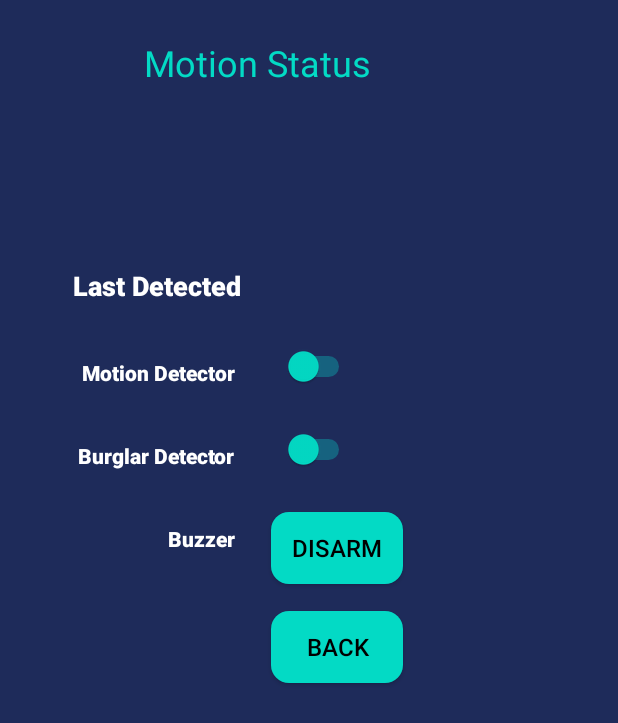
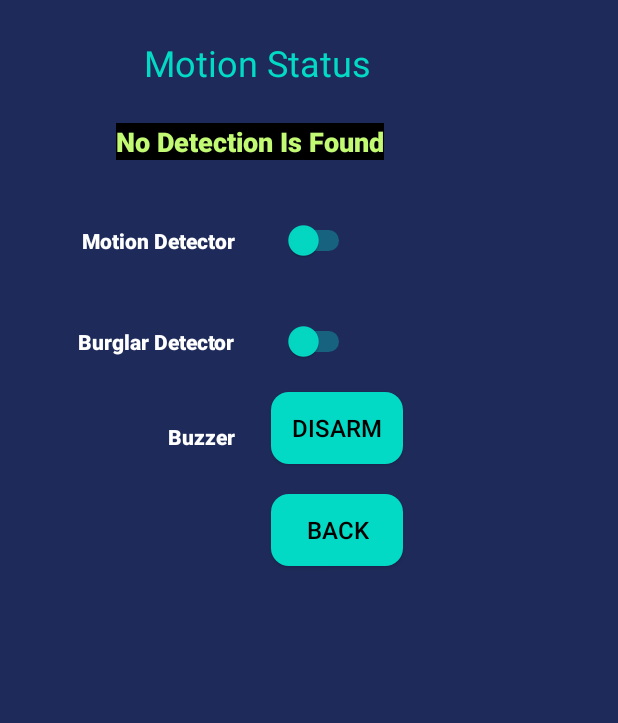
Before and after one commit to jaschan66/IoTAssignment, an Android app: the MotVibSensor screen opened directly, with no data from a screen before it, on a phone screen of 412 x 824 dp. Shown: the top 723 px of the screen. Run offline under Robolectric (Android 15) with nearby library versions, the phone set to English and light mode, and no system bars; our stand-ins replace Firebase (no records; nobody signed in at launch, a user with empty details on screens opened directly); 2 statements that could not run were skipped.

Commit message:
add -new variable(detection) in Firebase, detectorVal in Android update -motion UI ( detection history record )

```diff
--- a/app/src/main/java/my/com/iotassignment/MotVibSensor.kt
+++ b/app/src/main/java/my/com/iotassignment/MotVibSensor.kt
@@ -4,6 +4,7 @@ import android.content.Intent
 import androidx.appcompat.app.AppCompatActivity
 import android.os.Bundle
 import android.widget.Toast
+import androidx.core.view.isVisible
 import com.google.firebase.database.DataSnapshot
 import com.google.firebase.database.DatabaseError
 import com.google.firebase.database.ValueEventListener
@@ -11,6 +12,10 @@ import com.google.firebase.database.ktx.database
 import com.google.firebase.ktx.Firebase
 import my.com.iotassignment.databinding.ActivityMotVibSensorBinding
 import java.lang.StringBuilder
+import java.text.SimpleDateFormat
+import java.time.LocalDateTime
+import java.time.format.DateTimeFormatter
+import java.util.*
 
 class MotVibSensor : AppCompatActivity() {
 
@@ -19,24 +24,52 @@ class MotVibSensor : AppCompatActivity() {
     private lateinit var binding : ActivityMotVibSensorBinding
 
 
+
     override fun onCreate(savedInstanceState: Bundle?) {
         super.onCreate(savedInstanceState)
         binding = ActivityMotVibSensorBinding.inflate(layoutInflater)
         setContentView(binding.root)
+
+
+        var detectionRecords : MutableList<String> = mutableListOf()
+
 
         binding.btnBackMotion.setOnClickListener { backToSmartGuard() }
 
         var getData = object : ValueEventListener {
             override fun onDataChange(snapshot: DataSnapshot) {
 
+                var detectorVal = snapshot.child("detection").value
 
 
-                var detectorVal = snapshot.child("detection").value
+
+                if(detectorVal.toString()=="ON"){
+                    val currentDateTime = LocalDateTime.now()
+                    val dtf = DateTimeFormatter.ofPattern("dd/MM/yyyy HH:mm:ss")
+                    detectionRecords.add(dtf.format(currentDateTime))
+                    while(detectionRecords.size > 5) detectionRecords.removeFirst()
+                    binding.lblMotionStatus.text = "${detectionRecords.asReversed().joinToString("\n")}"
+                }
+
+                if(detectionRecords.size<=0){
+                    binding.lblRecordFound.isVisible = false
+                }
+                else{
+                    binding.lblRecordFound.text = "${detectionRecords.size} record(s) "
+                    binding.lblRecordFound.isVisible = true
+                }
+
+
+
+
+
+
                 var vibrationVal = snapshot.child("vibration").value
                 var buzzVal = snapshot.child("buzz").value
+                var powerOnVal = snapshot.child("powerOn").value
 
                 binding.btnOffBuzzer.isEnabled = buzzVal.toString() == "ON"
-                binding.swMotion.isChecked = detectorVal == "ON"
+                binding.swMotion.isChecked = powerOnVal == "ON"
                 binding.swBurglar.isChecked = vibrationVal == "ON"
 
 
@@ -53,10 +86,10 @@ class MotVibSensor : AppCompatActivity() {
 
         binding.swMotion.setOnCheckedChangeListener { _, isChecked ->
             if(isChecked){
-                ref.child("detection").setValue("ON")
+                ref.child("powerOn").setValue("ON")
             }
             else
-                ref.child("detection").setValue("OFF")
+                ref.child("powerOn").setValue("OFF")
         }
         binding.swBurglar.setOnCheckedChangeListener { _, isChecked ->
             if(isChecked){
--- a/app/src/main/res/layout/activity_mot_vib_sensor.xml
+++ b/app/src/main/res/layout/activity_mot_vib_sensor.xml
@@ -7,12 +7,99 @@
     android:background="#1E2B5A"
     tools:context=".MotVibSensor">
 
+    <TextView
+        android:id="@+id/lblRecordFound"
+        android:layout_width="wrap_content"
+        android:layout_height="wrap_content"
+        android:layout_marginStart="20dp"
+        android:layout_marginTop="18dp"
+        android:fontFamily="sans-serif-black"
+        android:text="Record(s)"
+        android:textColor="@color/white"
+        app:layout_constraintStart_toStartOf="@+id/guideline4"
+        app:layout_constraintTop_toBottomOf="@+id/lblMotionStatus" />
+
+    <TextView
+        android:id="@+id/lblMotionStatus"
+        android:layout_width="wrap_content"
+        android:layout_height="wrap_content"
+        android:layout_marginTop="24dp"
+        android:background="#000000"
+        android:fontFamily="sans-serif-black"
+        android:text="No Detection Is Found"
+        android:textColor="#C2FA73"
+        android:textSize="18sp"
+        app:layout_constraintEnd_toEndOf="parent"
+        app:layout_constraintHorizontal_bias="0.331"
+        app:layout_constraintStart_toStartOf="parent"
+        app:layout_constraintTop_toBottomOf="@+id/textView12" />
+
+    <TextView
+        android:id="@+id/textView9"
+        android:layout_width="wrap_content"
+        android:layout_height="wrap_content"
+        android:layout_marginEnd="4dp"
+        android:fontFamily="sans-serif-black"
+        android:text="Motion Detector"
+        android:textColor="@color/white"
+        app:layout_constraintBottom_toBottomOf="@+id/swMotion"
+        app:layout_constraintEnd_toStartOf="@+id/guideline4"
+        app:layout_constraintTop_toTopOf="@+id/swMotion" />
+
+    <TextView
+        android:id="@+id/textView8"
+        android:layout_width="wrap_content"
+        android:layout_height="wrap_content"
+        android:layout_marginTop="20dp"
+        android:layout_marginEnd="4dp"
+        android:fontFamily="sans-serif-black"
+        android:text="Buzzer"
+        android:textColor="@color/white"
+        app:layout_constraintEnd_toStartOf="@+id/guideline4"
+        app:layout_constraintTop_toTopOf="@+id/btnOffBuzzer" />
+
+    <Button
+        android:id="@+id/btnOffBuzzer"
+        android:layout_width="wrap_content"
+        android:layout_height="wrap_content"
+        android:layout_marginStart="20dp"
+        android:layout_marginTop="20dp"
+        android:background="@drawable/roundedge"
+        android:text="Disarm"
+        android:textColor="@color/black"
+        android:textSize="16sp"
+        app:layout_constraintStart_toStartOf="@+id/guideline4"
+        app:layout_constraintTop_toBottomOf="@+id/swBurglar" />
+
+    <Switch
+        android:id="@+id/swMotion"
+        android:layout_width="wrap_content"
+        android:layout_height="wrap_content"
+        android:layout_marginStart="28dp"
+        android:layout_marginTop="40dp"
+        android:thumbTint="@color/teal_200"
+        android:trackTint="#00FFE6"
+        app:layout_constraintStart_toStartOf="@+id/guideline4"
+        app:layout_constraintTop_toBottomOf="@+id/lblRecordFound" />
+
+    <TextView
+        android:id="@+id/textView7"
+        android:layout_width="wrap_content"
+        android:layout_height="wrap_content"
+        android:layout_marginEnd="4dp"
+        android:fontFamily="sans-serif-black"
+        android:text="Burglar Detector"
+        android:textColor="@color/white"
+        app:layout_constraintBottom_toBottomOf="@+id/swBurglar"
+        app:layout_constraintEnd_toStartOf="@+id/guideline4"
+        app:layout_constraintTop_toTopOf="@+id/swBurglar" />
+
     <Button
         android:id="@+id/btnBackMotion"
         android:layout_width="wrap_content"
         android:layout_height="wrap_content"
         android:layout_marginStart="20dp"
-        android:layout_marginTop="18dp"
+        android:layout_marginTop="20dp"
         android:background="@drawable/roundedge"
         android:text="Back"
         android:textColor="@color/black"
@@ -20,41 +107,16 @@
         app:layout_constraintStart_toStartOf="@+id/guideline4"
         app:layout_constraintTop_toBottomOf="@+id/btnOffBuzzer" />
 
-    <TextView
-        android:id="@+id/lblMotionStatus"
+    <Switch
+        android:id="@+id/swBurglar"
         android:layout_width="wrap_content"
         android:layout_height="wrap_content"
-        android:layout_marginTop="120dp"
-        android:fontFamily="sans-serif-black"
-        android:textColor="@color/white"
-        android:textSize="18sp"
-        app:layout_constraintTop_toBottomOf="@+id/textView12"
-        tools:layout_editor_absoluteX="181dp"
-        tools:text="XXX" />
-
-    <TextView
-        android:id="@+id/textView6"
-        android:layout_width="wrap_content"
-        android:layout_height="wrap_content"
-        android:fontFamily="sans-serif-black"
-        android:text="Last Detected"
-        android:textColor="@color/white"
-        android:textSize="18sp"
-        app:layout_constraintBottom_toBottomOf="@+id/lblMotionStatus"
-        app:layout_constraintEnd_toStartOf="@+id/guideline4"
-        app:layout_constraintTop_toTopOf="@+id/lblMotionStatus" />
-
-    <TextView
-        android:id="@+id/textView9"
-        android:layout_width="wrap_content"
-        android:layout_height="wrap_content"
-        android:layout_marginTop="8dp"
-        android:layout_marginEnd="4dp"
-        android:fontFamily="sans-serif-black"
-        android:text="Motion Detector"
-        android:textColor="@color/white"
-        app:layout_constraintEnd_toStartOf="@+id/guideline4"
-        app:layout_constraintTop_toTopOf="@+id/swMotion" />
+        android:layout_marginStart="28dp"
+        android:layout_marginTop="40dp"
+        android:thumbTint="@color/teal_200"
+        android:trackTint="#00FFE6"
+        app:layout_constraintStart_toStartOf="@+id/guideline4"
+        app:layout_constraintTop_toBottomOf="@+id/swMotion" />
 
     <TextView
         android:id="@+id/textView12"
@@ -76,63 +138,4 @@
         android:orientation="vertical"
         app:layout_constraintGuide_begin="161dp" />
 
-    <Switch
-        android:id="@+id/swMotion"
-        android:layout_width="wrap_content"
-        android:layout_height="wrap_content"
-        android:layout_marginStart="28dp"
-        android:layout_marginTop="28dp"
-        android:thumbTint="@color/teal_200"
-        android:trackTint="#00FFE6"
-        app:layout_constraintStart_toStartOf="@+id/guideline4"
-        app:layout_constraintTop_toBottomOf="@+id/lblMotionStatus" />
-
-    <Button
-        android:id="@+id/btnOffBuzzer"
-        android:layout_width="wrap_content"
-        android:layout_height="wrap_content"
-        android:layout_marginStart="20dp"
-        android:layout_marginTop="28dp"
-        android:background="@drawable/roundedge"
-        android:text="Disarm"
-        android:textColor="@color/black"
-        android:textSize="16sp"
-        app:layout_constraintStart_toStartOf="@+id/guideline4"
-        app:layout_constraintTop_toBottomOf="@+id/swBurglar" />
-
-    <Switch
-        android:id="@+id/swBurglar"
-        android:layout_width="wrap_content"
-        android:layout_height="wrap_content"
-        android:layout_marginStart="28dp"
-        android:layout_marginTop="28dp"
-        android:thumbTint="@color/teal_200"
-        android:trackTint="#00FFE6"
-        app:layout_constraintStart_toStartOf="@+id/guideline4"
-        app:layout_constraintTop_toBottomOf="@+id/swMotion" />
-
-    <TextView
-        android:id="@+id/textView7"
-        android:layout_width="wrap_content"
-        android:layout_height="wrap_content"
-        android:layout_marginTop="8dp"
-        android:layout_marginEnd="4dp"
-        android:fontFamily="sans-serif-black"
-        android:text="Burglar Detector"
-        android:textColor="@color/white"
-        app:layout_constraintEnd_toStartOf="@+id/guideline4"
-        app:layout_constraintTop_toTopOf="@+id/swBurglar" />
-
-    <TextView
-        android:id="@+id/textView8"
-        android:layout_width="wrap_content"
-        android:layout_height="wrap_content"
-        android:layout_marginTop="8dp"
-        android:layout_marginEnd="4dp"
-        android:fontFamily="sans-serif-black"
-        android:text="Buzzer"
-        android:textColor="@color/white"
-        app:layout_constraintEnd_toStartOf="@+id/guideline4"
-        app:layout_constraintTop_toTopOf="@+id/btnOffBuzzer" />
-
 </androidx.constraintlayout.widget.ConstraintLayout>
```
